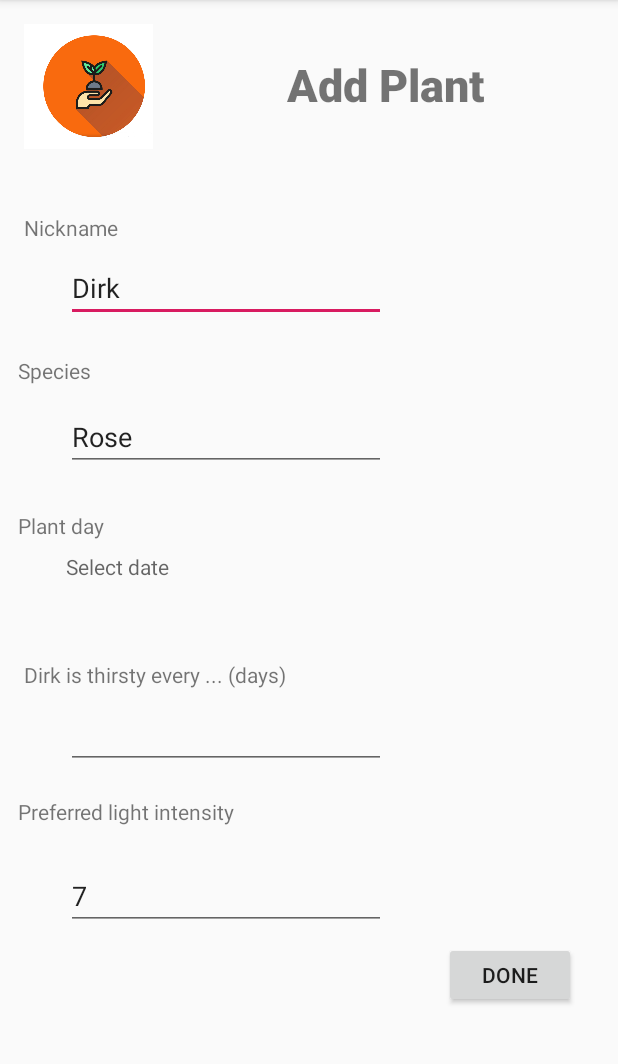
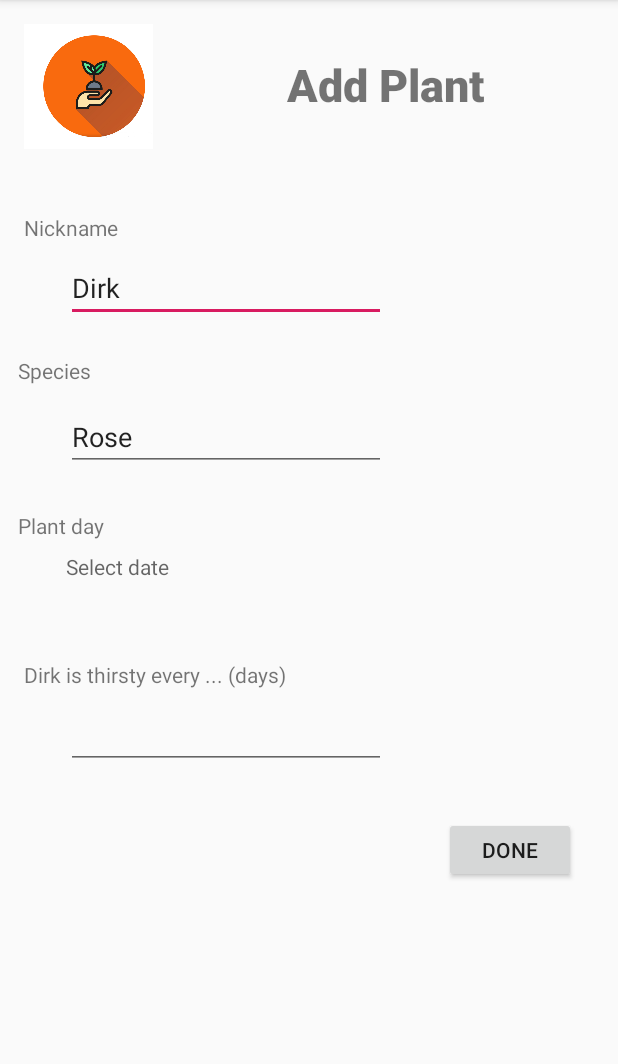
Before and after one commit to LiamSimons/Plant_Care, an Android app: the AddPlant screen opened directly, with no data from a screen before it, on a phone screen of 412 x 824 dp, the part 84-1148 px from its top. Run offline under Robolectric (Android 15) with nearby library versions, the phone set to English and light mode, and no system bars.

Commit message:
rip licht2

```diff
--- a/app/src/main/res/layout/activity_add_plant.xml
+++ b/app/src/main/res/layout/activity_add_plant.xml
@@ -76,26 +76,16 @@
         app:layout_constraintStart_toStartOf="parent"
         app:layout_constraintTop_toBottomOf="@+id/textView_day" />
 
-        <TextView
-            android:id="@+id/textView_light"
-            android:layout_width="wrap_content"
-            android:layout_height="wrap_content"
-            android:layout_marginStart="12dp"
-            android:layout_marginTop="72dp"
-            android:text="Preferred light intensity"
-            app:layout_constraintStart_toStartOf="parent"
-            app:layout_constraintTop_toBottomOf="@+id/textView_water" />
-
         <Button
             android:id="@+id/done"
             android:layout_width="wrap_content"
             android:layout_height="44dp"
-            android:layout_marginTop="8dp"
+            android:layout_marginTop="32dp"
             android:layout_marginEnd="28dp"
+            android:onClick="done"
             android:text="Done"
             app:layout_constraintEnd_toEndOf="parent"
-            app:layout_constraintTop_toBottomOf="@+id/editText_light"
-            android:onClick="done"/>
+            app:layout_constraintTop_toBottomOf="@+id/editText_water" />
 
         <EditText
             android:id="@+id/editText_name"
@@ -132,18 +122,6 @@
         app:layout_constraintStart_toStartOf="parent"
         app:layout_constraintTop_toBottomOf="@+id/textView_water" />
 
-        <EditText
-            android:id="@+id/editText_light"
-            android:layout_width="wrap_content"
-            android:layout_height="wrap_content"
-            android:layout_marginStart="44dp"
-            android:layout_marginTop="24dp"
-            android:ems="10"
-            android:inputType="number"
-            android:text="7"
-            app:layout_constraintStart_toStartOf="parent"
-            app:layout_constraintTop_toBottomOf="@+id/textView_light" />
-
         <TextView
             android:id="@+id/textdate"
             android:layout_width="217dp"
```
